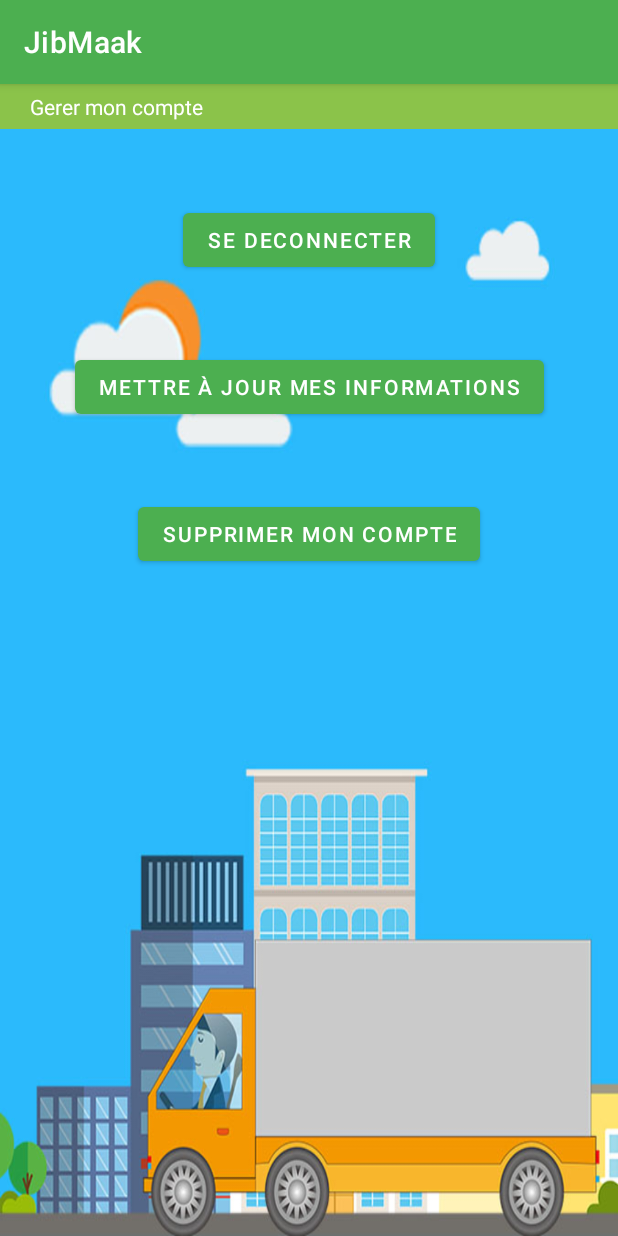
After one commit to aminerachyd/Projet-Android-S3P2, an Android app: the ManageAccountActivity screen opened directly, with no data from a screen before it, on a phone screen of 412 x 824 dp. The commit adds this screen. Run offline under Robolectric (Android 15) with nearby library versions, the phone set to English and light mode, and no system bars; our stand-ins replace Dagger/Hilt's generated code; 2 statements that could not run were skipped.

Commit message:
Ajout d'une activité pour la gestion du compte

```diff
--- a/JibMaak/app/src/main/AndroidManifest.xml
+++ b/JibMaak/app/src/main/AndroidManifest.xml
@@ -13,6 +13,7 @@
         android:roundIcon="@mipmap/ic_launcher_round"
         android:supportsRtl="true"
         android:theme="@style/Theme.JibMaak">
+        <activity android:name=".activities.ManageAccountActivity" />
         <activity android:name=".activities.SubmitOfferActivity" />
         <activity android:name=".activities.SearchOfferResultActivity" />
         <activity android:name=".activities.SearchOfferActivity" />
--- a/JibMaak/app/src/main/java/com/inpt/jibmaak/activities/MenuActivity.java
+++ b/JibMaak/app/src/main/java/com/inpt/jibmaak/activities/MenuActivity.java
@@ -44,7 +44,8 @@ public class MenuActivity extends AuthenticateActivity {
                 askLogin();
             }
             else{
-                // TODO : activité gerer compte
+                Intent intent = new Intent(MenuActivity.this,ManageAccountActivity.class);
+                startActivity(intent);
             }
         });
     }
--- a/JibMaak/app/src/main/java/com/inpt/jibmaak/repository/AuthManager.java
+++ b/JibMaak/app/src/main/java/com/inpt/jibmaak/repository/AuthManager.java
@@ -167,4 +167,8 @@ public class AuthManager {
     }
 
 
+    public void updateUser(User userUpdated) {
+        userData.setValue(userUpdated);
+        saveUserLogged();
+    }
 }
--- a/JibMaak/app/src/main/java/com/inpt/jibmaak/repository/UserRepository.java
+++ b/JibMaak/app/src/main/java/com/inpt/jibmaak/repository/UserRepository.java
@@ -4,6 +4,8 @@ import androidx.lifecycle.LiveData;
 import androidx.lifecycle.MutableLiveData;
 
 import com.inpt.jibmaak.model.User;
+
+import java.util.HashMap;
 
 /**
  * Repository en charge de la gestion utilisateur
@@ -19,8 +21,9 @@ public interface UserRepository {
     /**
      * Met à jour un utilisateur. L'identifiant n'est pas mis à jour.
      * @param userToUpdate L'utilisateur à mettre à jour
+     * @param id L'identifiant de l'utilisateur
      */
-    void updateUser(User userToUpdate);
+    void updateUser(String id,HashMap<String,String> userToUpdate);
 
     /**
      * Supprime l'utilisateur connecté
--- a/JibMaak/app/src/main/java/com/inpt/jibmaak/services/RetrofitUserService.java
+++ b/JibMaak/app/src/main/java/com/inpt/jibmaak/services/RetrofitUserService.java
@@ -1,6 +1,8 @@
 package com.inpt.jibmaak.services;
 
 import com.inpt.jibmaak.model.User;
+
+import java.util.HashMap;
 
 import retrofit2.Call;
 import retrofit2.http.Body;
@@ -15,7 +17,8 @@ public interface RetrofitUserService {
     Call<ServerResponse<User>> getUser(@Path("id") String id);
 
     @PUT("/user/{id}")
-    Call<ServerResponse<String>> updateUser(@Path("id") String id, @Body User user);
+    Call<ServerResponse<String>> updateUser(@Path("id") String id,
+                                            @Body HashMap<String,String> userToUpdate);
 
     @DELETE("/user/{id}")
     Call<ServerResponse<String>> deleteUser(@Path("id") String id);
--- /dev/null
+++ b/JibMaak/app/src/main/res/layout/activity_manage_account.xml
@@ -0,0 +1,59 @@
+<?xml version="1.0" encoding="utf-8"?>
+<androidx.constraintlayout.widget.ConstraintLayout xmlns:android="http://schemas.android.com/apk/res/android"
+    xmlns:app="http://schemas.android.com/apk/res-auto"
+    xmlns:tools="http://schemas.android.com/tools"
+    android:id="@+id/relativeLayout2"
+    android:layout_width="match_parent"
+    android:layout_height="match_parent"
+    android:background="@drawable/background2"
+    tools:context=".activities.MenuActivity">
+
+    <TextView
+        android:id="@+id/textView5"
+        android:layout_width="match_parent"
+        android:layout_height="wrap_content"
+        android:background="@color/accent"
+        android:paddingHorizontal="20dp"
+        android:paddingVertical="5dp"
+        android:text="@string/gerer_mon_compte"
+        android:textColor="#FFFFFF"
+        android:textSize="14sp"
+        app:layout_constraintStart_toStartOf="parent"
+        app:layout_constraintTop_toTopOf="parent" />
+
+    <Button
+        android:id="@+id/bouton_update_infos"
+        android:layout_width="wrap_content"
+        android:layout_height="wrap_content"
+        android:layout_marginTop="50dp"
+        android:text="@string/mettre_jour_infos"
+        android:textColor="@color/white"
+        app:layout_constraintEnd_toEndOf="parent"
+        app:layout_constraintStart_toStartOf="parent"
+        app:layout_constraintTop_toBottomOf="@+id/bouton_deconnecter" />
+
+    <Button
+        android:id="@+id/bouton_delete_compte"
+        style="@style/Widget.MaterialComponents.Button"
+        android:layout_width="wrap_content"
+        android:layout_height="wrap_content"
+        android:layout_marginTop="50dp"
+        android:text="@string/supprimer_mon_compte"
+        android:textColor="@color/white"
+        app:iconTint="#FFFFFF"
+        app:layout_constraintEnd_toEndOf="parent"
+        app:layout_constraintStart_toStartOf="parent"
+        app:layout_constraintTop_toBottomOf="@+id/bouton_update_infos" />
+
+    <Button
+        android:id="@+id/bouton_deconnecter"
+        android:layout_width="wrap_content"
+        android:layout_height="wrap_content"
+        android:layout_marginTop="50dp"
+        android:text="@string/se_deconnecter"
+        android:textColor="@color/white"
+        app:layout_constraintEnd_toEndOf="parent"
+        app:layout_constraintStart_toStartOf="parent"
+        app:layout_constraintTop_toBottomOf="@+id/textView5" />
+
+</androidx.constraintlayout.widget.ConstraintLayout>
--- a/JibMaak/app/src/main/res/values/colors.xml
+++ b/JibMaak/app/src/main/res/values/colors.xml
@@ -17,4 +17,5 @@
     <color name="divider">#BDBDBD</color>
     <color name="beige">#FFF9C4</color>
     <color name="blue">#03A9F4</color>
+    <color name="red">#F44336</color>
 </resources>
--- a/JibMaak/app/src/main/res/values/strings.xml
+++ b/JibMaak/app/src/main/res/values/strings.xml
@@ -70,4 +70,15 @@
     <string name="heure_depart">Heure de départ : </string>
     <string name="tel_livreur">Telephone du livreur : </string>
     <string name="modifier">Modifier</string>
+    <string name="mettre_jour_infos">Mettre à jour mes informations</string>
+    <string name="changer_mot_de_passe">Changer votre mot de passe</string>
+    <string name="supprimer_mon_compte">Supprimer mon compte</string>
+    <string name="gerer_mon_compte">Gerer mon compte</string>
+    <string name="error_unauthorized">Erreur : vous ne pouvez pas réaliser cette action</string>
+    <string name="delete_ok">Votre compte a bien été supprimé</string>
+    <string name="update_ok">Vos informations ont bien été mise à jour</string>
+    <string name="delete_compte_confirm">Attention cette operation est irréversible\nEtes vous sûr ?</string>
+    <string name="yes">Oui</string>
+    <string name="se_deconnecter">Se deconnecter</string>
+    <string name="deconnexion_volontaire">Vous vous êtes déconnectés</string>
 </resources>
```
Also changed, not shown: JibMaak/app/src/main/java/com/inpt/jibmaak/activities/ManageAccountActivity.java (added, +194 -0 lines), JibMaak/app/src/main/java/com/inpt/jibmaak/repository/RetrofitUserRepository.java (+5 -3 lines), JibMaak/app/src/main/java/com/inpt/jibmaak/viewmodels/ManageAccountViewModel.java (added, +62 -0 lines), JibMaak/app/src/main/res/layout/activity_register.xml (+13 -5 lines), JibMaak/app/src/main/res/layout/dialog_update_infos.xml (added, +108 -0 lines).
